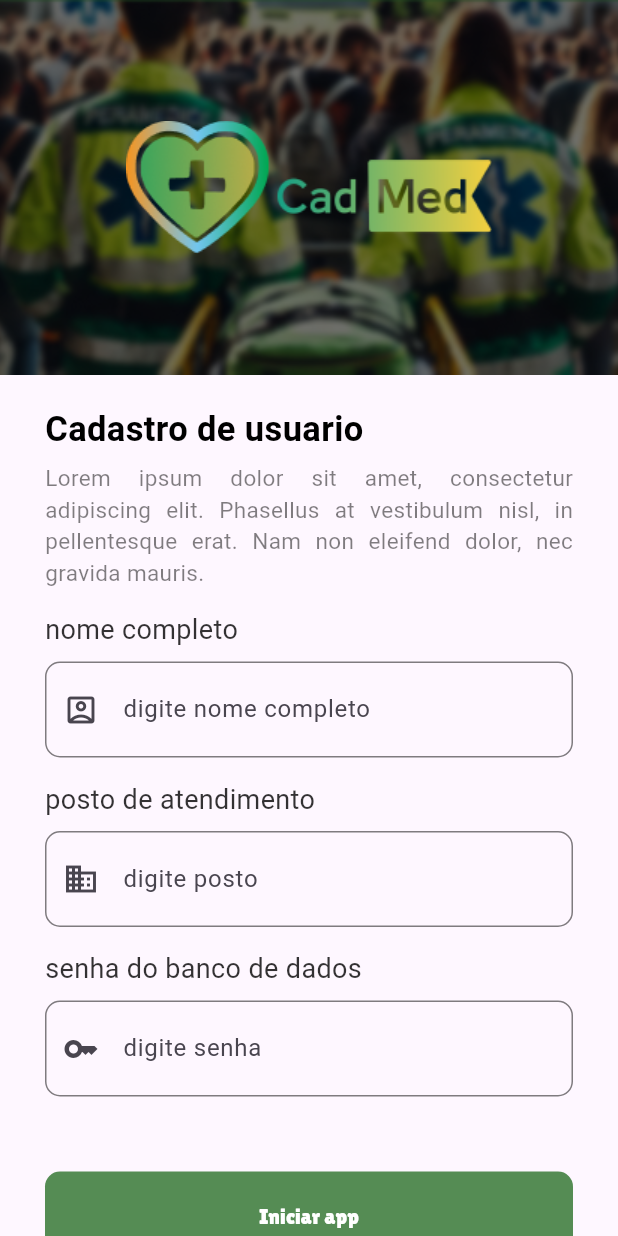
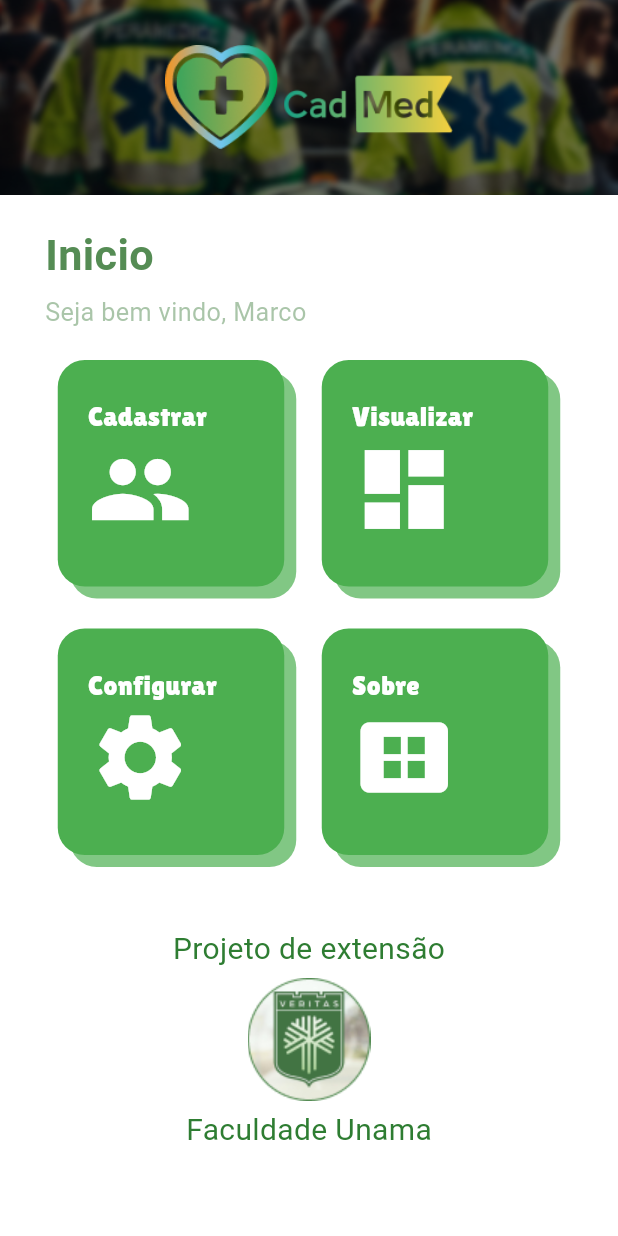
Before and after one commit to CAD-MED/Projeto-de-extensao-CAD-MED, a Flutter app: the screen it shows after launch, on a phone screen of 412 x 824 dp. Run offline on Flutter 3.47's test engine with Material 3 defaults, Android fonts, the phone set to English and light mode, and no system bars.

```diff
--- /dev/null
+++ b/frontend/defesa_civil/lib/components/header.dart
@@ -0,0 +1,16 @@
+import 'package:flutter/material.dart';
+
+Widget header(sMaxwidth) {
+  return Container(
+    height: 130,
+    width: sMaxwidth,
+    decoration: const BoxDecoration(
+        color: Colors.green,
+        image: DecorationImage(
+            fit: BoxFit.fitWidth, image: AssetImage("images/banner1.png"))),
+    child: Center(
+        child: Container(
+            padding: const EdgeInsets.symmetric(vertical: 30),
+            child: const Image(image: AssetImage("images/logo.png")))),
+  );
+}
--- a/frontend/defesa_civil/lib/components/textSection.dart
+++ b/frontend/defesa_civil/lib/components/textSection.dart
@@ -1,25 +1,26 @@
 import 'package:flutter/material.dart';
 
-Widget textSection({title = "", text = ''}) {
+Widget textSection(
+    {title = "", text = '', Color color = Colors.black, scale = 1.0}) {
   return SizedBox(
       child: Column(children: [
     const SizedBox(height: 20),
     Align(
         alignment: Alignment.topLeft,
         child: Text(title,
-            style: const TextStyle(
-                fontSize: 23,
+            style: TextStyle(
+                fontSize: scale * 24,
                 fontWeight: FontWeight.bold,
-                color: Colors.black))),
+                color: color))),
     const SizedBox(height: 5),
     Align(
         alignment: Alignment.topLeft,
         child: Text(
           text,
           style: TextStyle(
-              fontSize: 15,
+              fontSize: scale * 14,
               fontWeight: FontWeight.normal,
-              color: Colors.black.withOpacity(.5)),
+              color: color.withOpacity(.5)),
           textAlign: TextAlign.justify,
         ))
   ]));
--- a/frontend/defesa_civil/lib/main.dart
+++ b/frontend/defesa_civil/lib/main.dart
@@ -1,8 +1,9 @@
+import 'package:defesa_civil/pages/PageInicio.dart';
 import 'package:defesa_civil/pages/PageInit.dart';
 import 'package:flutter/material.dart';
 
 void main() {
   runApp(MaterialApp(
-    home: PageInit(),
+    home: PageInicio(),
   ));
 }
--- /dev/null
+++ b/frontend/defesa_civil/lib/pages/PageInicio.dart
@@ -0,0 +1,136 @@
+import 'package:defesa_civil/components/header.dart';
+import 'package:defesa_civil/components/textSection.dart';
+import 'package:flutter/material.dart';
+
+class PageInicio extends StatelessWidget {
+  const PageInicio({super.key});
+
+  @override
+  Widget build(BuildContext context) {
+    double sMaxwidth = MediaQuery.of(context).size.width;
+    double margem = 60.0;
+    double buttonSize = ((sMaxwidth - margem) / 2) - 25;
+    return SafeArea(
+        child: Scaffold(
+            backgroundColor: Colors.white,
+            body: SingleChildScrollView(
+                child: Column(children: [
+              header(sMaxwidth),
+              SizedBox(
+                width: sMaxwidth - margem,
+                child: Column(
+                  children: [
+                    textSection(
+                        scale: 1.2,
+                        title: "Inicio",
+                        text: "Seja bem vindo, Marco",
+                        color: const Color(0xff558C54)),
+                    const SizedBox(height: 20),
+                    Column(
+                      mainAxisAlignment: MainAxisAlignment.center,
+                      children: [
+                        Row(
+                          mainAxisAlignment: MainAxisAlignment.spaceAround,
+                          children: [
+                            buttonEffect(
+                                size: buttonSize,
+                                onTap: () {},
+                                title: "Cadastrar",
+                                icon: Icons.group),
+                            buttonEffect(
+                                size: buttonSize,
+                                onTap: () {},
+                                title: "Visualizar",
+                                icon: Icons.dashboard),
+                          ],
+                        ),
+                        const SizedBox(height: 20),
+                        Row(
+                            mainAxisAlignment: MainAxisAlignment.spaceAround,
+                            children: [
+                              buttonEffect(
+                                  size: buttonSize,
+                                  onTap: () {},
+                                  title: "Configurar",
+                                  icon: Icons.settings),
+                              buttonEffect(
+                                  size: buttonSize,
+                                  onTap: () {},
+                                  title: "Sobre",
+                                  icon: Icons.view_cozy)
+                            ]),
+                        const SizedBox(height: 40),
+                        Text("Projeto de extensão",
+                            style: TextStyle(
+                                fontSize: 20, color: Colors.green[800])),
+                        const SizedBox(height: 5),
+                        const Image(image: AssetImage("images/logoUnama.png")),
+                        const SizedBox(height: 5),
+                        Text("Faculdade Unama",
+                            style: TextStyle(
+                                fontSize: 20, color: Colors.green[800])),
+                        const SizedBox(height: 100),
+                      ],
+                    )
+                  ],
+                ),
+              )
+            ]))));
+  }
+}
+
+Widget buttonEffect(
+    {required size,
+    required Function onTap,
+    IconData icon = Icons.group,
+    title = "Cadastrar"}) {
+  return InkWell(
+    onTap: () {
+      onTap();
+    },
+    child: Stack(
+      children: [
+        Container(
+          margin: const EdgeInsets.only(top: 8, left: 8),
+          height: size,
+          width: size,
+          decoration: BoxDecoration(
+              color: Colors.green[300],
+              borderRadius: BorderRadius.circular(18)),
+        ),
+        Container(
+          height: size,
+          width: size,
+          decoration: BoxDecoration(
+              color: Colors.green, borderRadius: BorderRadius.circular(18)),
+          child: Column(
+            children: [
+              Align(
+                  alignment: Alignment.topLeft,
+                  child: Container(
+                      margin: EdgeInsets.only(top: 25, left: 20),
+                      child: Text(
+                        title,
+                        style: TextStyle(
+                            fontSize: 18,
+                            fontFamily: "LilitaOne",
+                            color: Colors.white),
+                      ))),
+              Align(
+                alignment: Alignment.centerLeft,
+                child: Container(
+                  margin: EdgeInsets.only(left: 20),
+                  child: Icon(
+                    icon,
+                    color: Colors.white,
+                    size: 70,
+                  ),
+                ),
+              )
+            ],
+          ),
+        ),
+      ],
+    ),
+  );
+}
--- a/frontend/defesa_civil/lib/pages/PageInit.dart
+++ b/frontend/defesa_civil/lib/pages/PageInit.dart
@@ -22,6 +22,7 @@ class _PageInitState extends State<PageInit> {
     double margem = 60.0;
     return SafeArea(
         child: Scaffold(
+            backgroundColor: Colors.white,
             body: SingleChildScrollView(
                 child: Column(children: [
               headerFitHeight(sMaxwidth),
@@ -29,7 +30,8 @@ class _PageInitState extends State<PageInit> {
                 SizedBox(
                     width: sMaxwidth - margem,
                     child: Column(children: [
-              textSection(title: "Cadastro de usuario", text: rodapeTexto),
+                      textSection(
+                          title: "Cadastro de usuario", text: rodapeTexto),
                       const SizedBox(height: 15),
                       textfieldSection(
                           title: "nome completo",
@@ -50,7 +52,9 @@ class _PageInitState extends State<PageInit> {
                           icon: Icons.key),
                       const SizedBox(height: 50),
                       buttonPersonalizado(
-                  maxWidth: sMaxwidth, text: "Iniciar app", onPressed: () {}),
+                          maxWidth: sMaxwidth,
+                          text: "Iniciar app",
+                          onPressed: () {}),
                       const SizedBox(height: 100),
                     ]))
               ])
```
Also changed, not shown: frontend/defesa_civil/images/logoUnama.png (added). Lines whose indentation alone changed are shown as unchanged.
